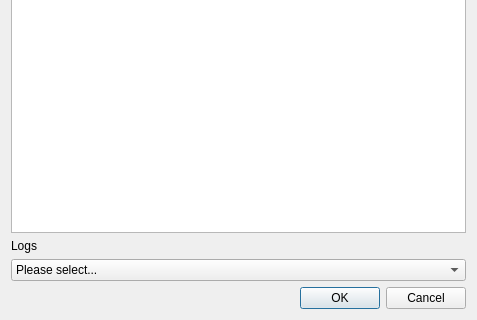
DC-analysis/DCKit, file dckit/dlg_icheck.ui: the form before one commit; both pictures show x 0 to 477 and y 246 to 566 of the 477 by 566 pixel window.
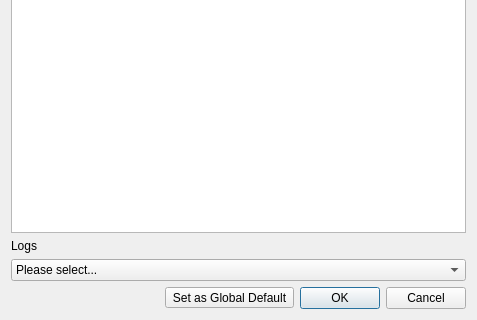
The form after the commit. Icons and pictures are not drawn.

Commit message: feat: allow to set global default values for metadata

Patch:
```diff
--- a/dckit/dlg_icheck.ui
+++ b/dckit/dlg_icheck.ui
@@ -231,14 +231,62 @@
     </widget>
    </item>
    <item>
-    <widget class="QDialogButtonBox" name="buttonBox">
-     <property name="orientation">
-      <enum>Qt::Horizontal</enum>
+    <layout class="QHBoxLayout" name="horizontalLayout_2">
+     <property name="spacing">
+      <number>6</number>
      </property>
-     <property name="standardButtons">
-      <set>QDialogButtonBox::Cancel|QDialogButtonBox::Ok</set>
+     <property name="topMargin">
+      <number>0</number>
      </property>
-    </widget>
+     <item>
+      <spacer name="horizontalSpacer">
+       <property name="orientation">
+        <enum>Qt::Horizontal</enum>
+       </property>
+       <property name="sizeHint" stdset="0">
+        <size>
+         <width>40</width>
+         <height>20</height>
+        </size>
+       </property>
+      </spacer>
+     </item>
+     <item>
+      <widget class="QToolButton" name="toolButton_global">
+       <property name="toolTip">
+        <string>The metadata of this dataset are used as global defaults for all other datasets.</string>
+       </property>
+       <property name="text">
+        <string>Set as Global Default</string>
+       </property>
+       <property name="icon">
+        <iconset theme="applications-internet"/>
+       </property>
+       <property name="toolButtonStyle">
+        <enum>Qt::ToolButtonTextBesideIcon</enum>
+       </property>
+      </widget>
+     </item>
+     <item>
+      <widget class="QDialogButtonBox" name="buttonBox">
+       <property name="sizePolicy">
+        <sizepolicy hsizetype="Preferred" vsizetype="Fixed">
+         <horstretch>0</horstretch>
+         <verstretch>0</verstretch>
+        </sizepolicy>
+       </property>
+       <property name="orientation">
+        <enum>Qt::Horizontal</enum>
+       </property>
+       <property name="standardButtons">
+        <set>QDialogButtonBox::Cancel|QDialogButtonBox::Ok</set>
+       </property>
+       <property name="centerButtons">
+        <bool>false</bool>
+       </property>
+      </widget>
+     </item>
+    </layout>
    </item>
   </layout>
  </widget>
```
The commit also changes 3 other files.
